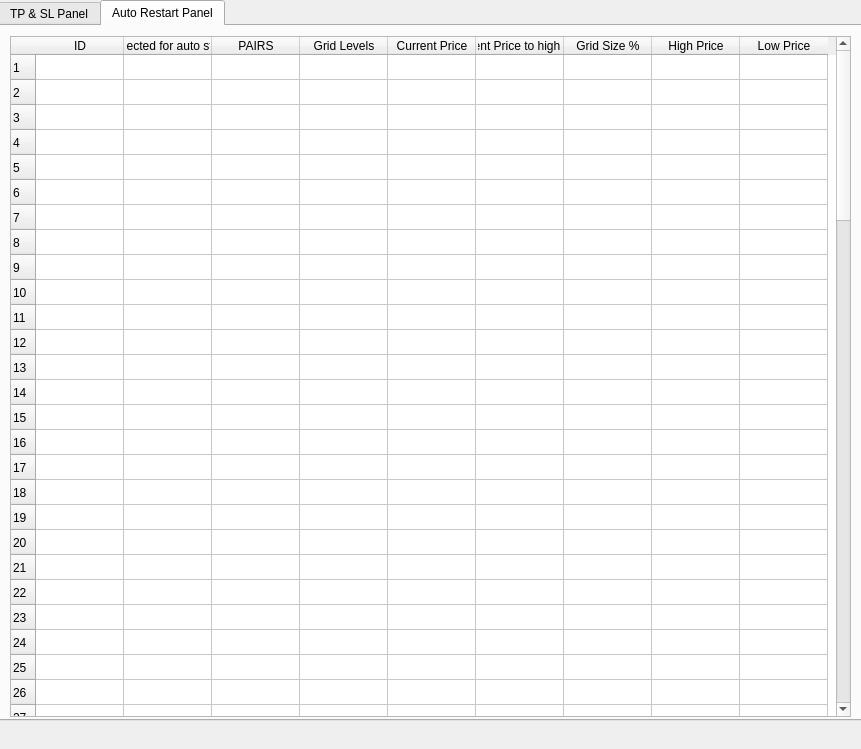
Qt form main.ui (terrencstaciralphlindgr/Bitsgap-Trading-Bot) before a commit.
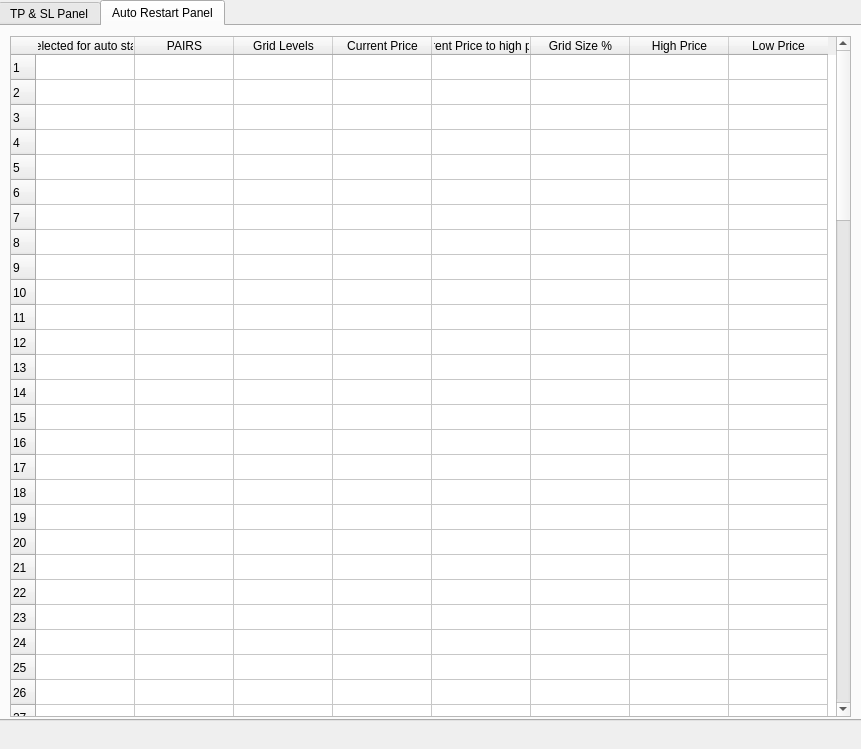
The same form after that commit. The open tabs and pages were chosen to show the change.

Commit message: Add paste function to tables

```diff
--- a/main.ui
+++ b/main.ui
@@ -575,7 +575,10 @@
        <number>100</number>
       </property>
       <attribute name="horizontalHeaderDefaultSectionSize">
-       <number>88</number>
+       <number>99</number>
+      </attribute>
+      <attribute name="horizontalHeaderStretchLastSection">
+       <bool>false</bool>
       </attribute>
       <attribute name="verticalHeaderDefaultSectionSize">
        <number>25</number>
@@ -683,11 +686,6 @@
       <row/>
       <row/>
       <row/>
-      <column>
-       <property name="text">
-        <string>ID</string>
-       </property>
-      </column>
       <column>
        <property name="text">
         <string>Selected for auto start</string>
```
Left out of the diff: 5 changed lines with no effect on the pictures. The commit also changes 2 other files.
